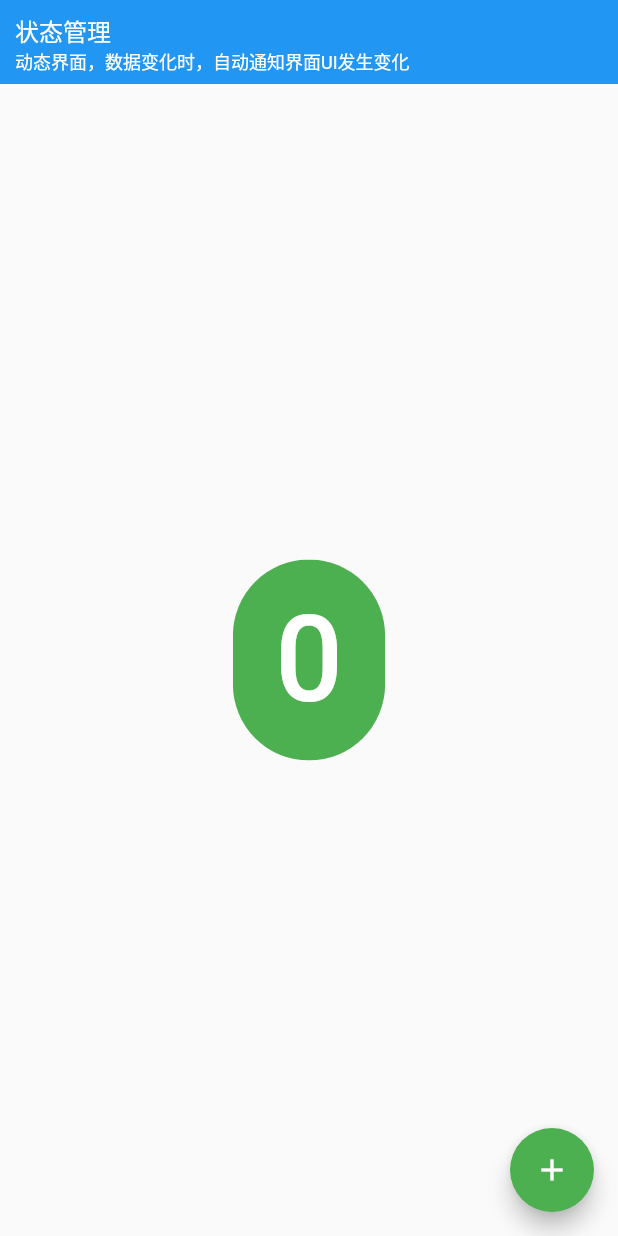
After one commit to lydGit/bili_study_demo, a Flutter app: the StateWindows screen opened directly, after a tap on "动态界面，数据变化时，自动通知界面UI发生变化", on a phone screen of 412 x 824 dp. The commit adds this screen. Run offline on Flutter 3.47's test engine with Material 2 defaults, Android fonts, the phone set to English and light mode, and no system bars.

Commit message:
feat : (跳转代码)

```diff
--- a/lib/Routes/routes_windows.dart
+++ b/lib/Routes/routes_windows.dart
@@ -54,6 +54,7 @@ class NavigatorDemo1 extends StatelessWidget {
 
 ///跳转目标页面
 class NavigatorDemo2 extends StatelessWidget {
+
   String title;
 
   NavigatorDemo2({Key key, this.title}) : super(key: key);
--- /dev/null
+++ b/lib/StateManage/state_windows.dart
@@ -0,0 +1,166 @@
+import 'package:flutter/material.dart';
+import '../my_app_bar.dart';
+import '../windows.dart';
+
+class StateWindows extends MWindows {
+  //静态界面
+  final String TITLE_STATIC = "静态界面，界面UI不会根据数据变化而变化";
+
+  //动态界面
+  final String TITLE_DYNAMIC = "动态界面，数据变化时，自动通知界面UI发生变化";
+
+  StateWindows({Key key, String title, String msg}) : super(title, msg);
+
+  @override
+  Widget build(BuildContext context) {
+    // TODO: implement build
+    return new Scaffold(
+      appBar: MyAppBar(
+        title: title,
+        msg: msg,
+      ),
+      body: new Padding(
+        padding: EdgeInsets.all(10),
+        child: Column(
+          mainAxisAlignment: MainAxisAlignment.start,
+          crossAxisAlignment: CrossAxisAlignment.stretch,
+          children: <Widget>[
+            new GestureDetector(
+              child: Text(
+                TITLE_STATIC,
+                style: TextStyle(fontSize: 16),
+              ),
+              onTap: () =>
+                  StateManageDemo1().skip(context, title, TITLE_STATIC),
+            ),
+            new GestureDetector(
+              child: Text(
+                TITLE_DYNAMIC,
+                style: TextStyle(fontSize: 16),
+              ),
+              onTap: () =>
+                  StateManageDemo2().skip(context, title, TITLE_DYNAMIC),
+            )
+          ],
+        ),
+      ),
+    );
+  }
+}
+
+class StateManageDemo1 extends StatelessWidget {
+  void skip(BuildContext context, String title, String msg) {
+    Navigator.of(context).push(MaterialPageRoute(
+        builder: (BuildContext context) =>
+            StateManageDemo1(
+              title: title,
+              msg: msg,
+            )));
+  }
+
+  String title;
+  String msg;
+  int index = 0;
+
+  StateManageDemo1({Key key, this.title, this.msg}) : super(key: key);
+
+  @override
+  Widget build(BuildContext context) {
+    // TODO: implement build
+    return Scaffold(
+      appBar: MyAppBar(
+        title: title,
+        msg: msg,
+      ),
+      body: Center(
+          child: Chip(
+            label: Text("$index"),
+          )),
+      floatingActionButton: FloatingActionButton(
+          child: Icon(Icons.add),
+          onPressed: () {
+            index += 1;
+            debugPrint("index = $index");
+          }),
+    );
+  }
+}
+
+class StateManageDemo2 extends StatefulWidget {
+  void skip(BuildContext context, String title, String msg) {
+    Navigator.of(context).push(MaterialPageRoute(
+        builder: (BuildContext context) =>
+            StateManageDemo2(
+              title: title,
+              msg: msg,
+            )));
+  }
+
+  String title;
+  String msg;
+
+  StateManageDemo2({Key key, this.title, this.msg}) : super(key: key);
+
+  @override
+  _StateManageDemo2State createState() => _StateManageDemo2State(title, msg);
+}
+
+class _StateManageDemo2State extends State<StateManageDemo2> {
+  String title;
+  String msg;
+  int _index = 0;
+
+  _StateManageDemo2State(this.title,
+      this.msg,);
+
+  void _increaseCount(){
+    //在该方法中刷新数据，会通知界面UI发生变化
+    setState(() {
+      _index += 1;
+    });
+    debugPrint("index = $_index");
+  }
+
+  @override
+  Widget build(BuildContext context) {
+    // TODO: implement build
+    return Scaffold(
+      appBar: MyAppBar(
+        title: title,
+        msg: msg,
+      ),
+      body: Counter(_index,_increaseCount),
+      floatingActionButton: FloatingActionButton(
+          child: Icon(Icons.add),
+          backgroundColor: Colors.green,
+          onPressed: _increaseCount,
+          ),
+    );
+  }
+}
+
+///数字lebel
+class Counter extends StatelessWidget {
+  final int index;
+
+  final VoidCallback increaseCount;
+
+  Counter(this.index, this.increaseCount);
+
+  @override
+  Widget build(BuildContext context) {
+    // TODO: implement build
+    return Center(
+      child: ActionChip(
+        backgroundColor: Colors.green,
+        autofocus: true,
+        onPressed:increaseCount,
+        padding: EdgeInsets.all(20),
+        label: Text(
+          "$index",
+          style: TextStyle(fontSize: 80, color: Colors.white),
+        ),
+      ),
+    );
+  }
+}
--- a/lib/main.dart
+++ b/lib/main.dart
@@ -36,7 +36,7 @@ class MyApp extends StatelessWidget {
                 //设置拖尾将在列表的末尾放置一个图像
                 trailing: Icon(Icons.keyboard_arrow_right),
                 onTap: () {
-                  print("点击");
+                  print("点击"+index.toString()+"  "+Windows[index].title);
                   Navigator.push(context,
                       MaterialPageRoute(builder: (context) => Windows[index]));
                 });
--- a/lib/windows_list.dart
+++ b/lib/windows_list.dart
@@ -1,3 +1,4 @@
+import 'package:bili_study_demo/StateManage/state_windows.dart';
 import 'package:bili_study_demo/windows.dart';
 import 'Routes/routes_windows.dart';
 
@@ -6,7 +7,7 @@ final List<MWindows> Windows = [
     title: "路由器使用",
     msg: "使用路由器的方式进行跳转",
   ),
-  RoutesWindows(
+  StateWindows(
     title: "状态管理",
     msg: "StatelessWidget/StatefulWidget，小部件里面的数据管理",
   ),
```
Also changed, not shown: 2 other files.
